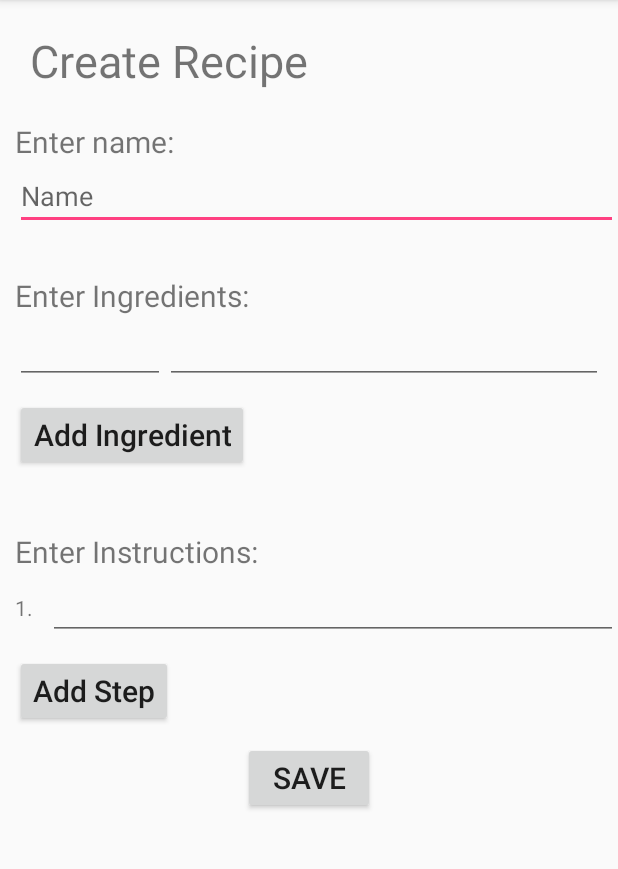
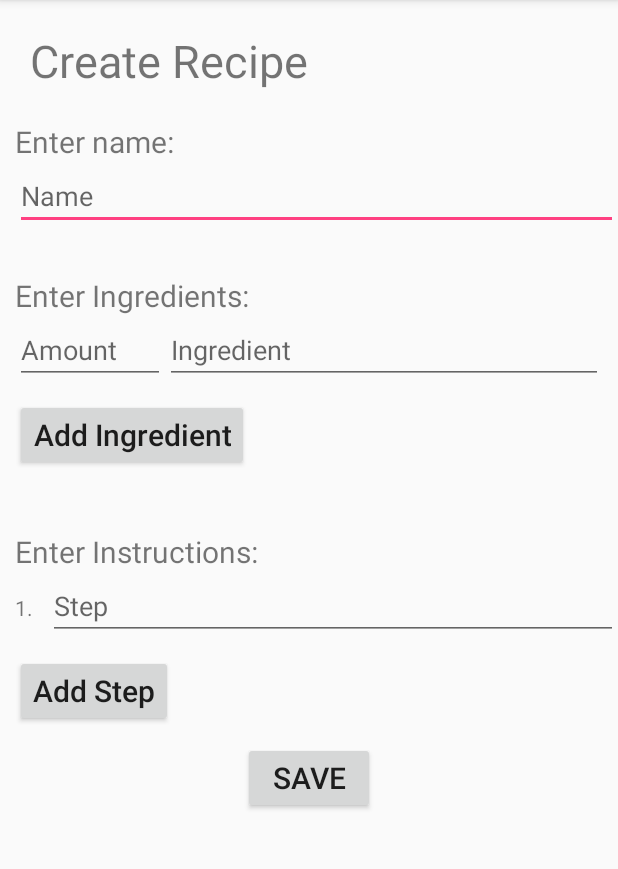
Before and after one commit to JadeMM/MealPlannerApp, an Android app: the AddRecipe screen opened directly, with no data from a screen before it, on a phone screen of 412 x 824 dp, the part 84-953 px from its top. Run offline under Robolectric (Android 15) with nearby library versions, the phone set to English and light mode, and no system bars.

Commit message:
Replace add_recipe.xml

```diff
--- a/MealFinder/app/src/main/res/layout/add_recipe.xml
+++ b/MealFinder/app/src/main/res/layout/add_recipe.xml
@@ -70,7 +70,6 @@
                 android:layout_width="100dp"
                 android:layout_height="wrap_content"
                 android:hint="Amount"
-                android:text=" "
                 android:inputType="textEmailAddress"/>
 
             <EditText
@@ -80,7 +79,6 @@
                 android:layout_weight="1"
                 android:layout_height="wrap_content"
                 android:hint="Ingredient"
-                android:text=" "
                 android:inputType="textEmailAddress"/>
         </LinearLayout>
 
@@ -100,7 +98,6 @@
                 android:layout_width="100dp"
                 android:layout_height="wrap_content"
                 android:hint="Amount"
-                android:text=" "
                 android:inputType="textEmailAddress"/>
 
             <EditText
@@ -110,7 +107,6 @@
                 android:layout_weight="1"
                 android:layout_height="wrap_content"
                 android:hint="Ingredient"
-                android:text=" "
                 android:inputType="textEmailAddress"/>
         </LinearLayout>
 
@@ -130,7 +126,6 @@
                 android:layout_width="100dp"
                 android:layout_height="wrap_content"
                 android:hint="Amount"
-                android:text=" "
                 android:inputType="textEmailAddress"/>
 
             <EditText
@@ -140,7 +135,6 @@
                 android:layout_weight="1"
                 android:layout_height="wrap_content"
                 android:hint="Ingredient"
-                android:text=" "
                 android:inputType="textEmailAddress"/>
         </LinearLayout>
 
@@ -160,7 +154,6 @@
                 android:layout_width="100dp"
                 android:layout_height="wrap_content"
                 android:hint="Amount"
-                android:text=" "
                 android:inputType="textEmailAddress"/>
 
             <EditText
@@ -170,7 +163,6 @@
                 android:layout_weight="1"
                 android:layout_height="wrap_content"
                 android:hint="Ingredient"
-                android:text=" "
                 android:inputType="textEmailAddress"/>
         </LinearLayout>
 
@@ -190,7 +182,6 @@
                 android:layout_width="100dp"
                 android:layout_height="wrap_content"
                 android:hint="Amount"
-                android:text=" "
                 android:inputType="textEmailAddress"/>
 
             <EditText
@@ -200,7 +191,6 @@
                 android:layout_weight="1"
                 android:layout_height="wrap_content"
                 android:hint="Ingredient"
-                android:text=" "
                 android:inputType="textEmailAddress"/>
         </LinearLayout>
     </LinearLayout>
@@ -258,7 +248,6 @@
                 android:layout_width="match_parent"
                 android:layout_height="wrap_content"
                 android:hint="Step"
-                android:text=" "
                 android:inputType="textEmailAddress"/>
 
         </LinearLayout>
@@ -285,7 +274,6 @@
                 android:layout_width="match_parent"
                 android:layout_height="wrap_content"
                 android:hint="Step"
-                android:text=" "
                 android:inputType="textEmailAddress"/>
 
         </LinearLayout>
@@ -312,7 +300,6 @@
                 android:layout_width="match_parent"
                 android:layout_height="wrap_content"
                 android:hint="Step"
-                android:text=" "
                 android:inputType="textEmailAddress"/>
 
         </LinearLayout>
@@ -339,7 +326,6 @@
                 android:layout_width="match_parent"
                 android:layout_height="wrap_content"
                 android:hint="Step"
-                android:text=" "
                 android:inputType="textEmailAddress"/>
 
         </LinearLayout>
@@ -366,7 +352,6 @@
                 android:layout_width="match_parent"
                 android:layout_height="wrap_content"
                 android:hint="Step"
-                android:text=" "
                 android:inputType="textEmailAddress"/>
 
         </LinearLayout>
```
